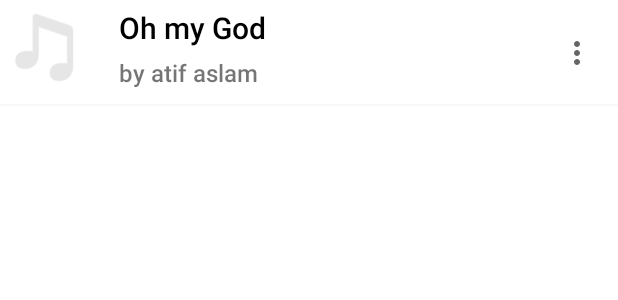
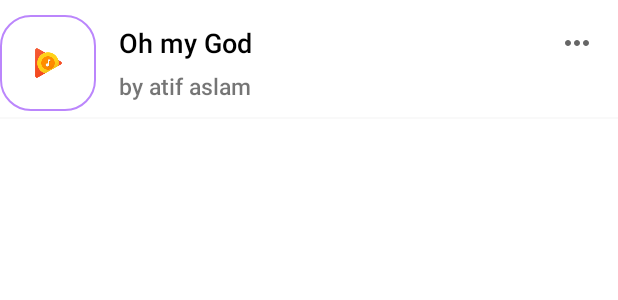
Before and after one commit to abdullahJubayer/Muxic, an Android app: the layout item_design_song_list.xml on its own in the app's theme, with its tools: preview values and no code run, on a phone screen of 412 x 824 dp. Shown: the top 300 px of the screen. Run offline under Robolectric (Android 15) with nearby library versions, the phone set to English and light mode, and no system bars.

Commit message:
work on 24/2/2022

```diff
--- a/app/src/main/java/com/noob/muxic/home_screen/view/Home/Adapter/AlbumListAdapter.kt
+++ b/app/src/main/java/com/noob/muxic/home_screen/view/Home/Adapter/AlbumListAdapter.kt
@@ -5,6 +5,7 @@ import android.view.View
 import android.view.ViewGroup
 import androidx.recyclerview.widget.RecyclerView
 import com.noob.muxic.R
+import kotlinx.android.synthetic.main.item_design_album_list.view.*
 
 class AlbumListAdapter (private val albumList:ArrayList<String>) : RecyclerView.Adapter<AlbumListAdapter.AlbumViewHolder>() {
 
@@ -15,8 +16,8 @@ class AlbumListAdapter (private val albumList:ArrayList<String>) : RecyclerView.
     }
 
     override fun onBindViewHolder(holder: AlbumViewHolder, position: Int) {
-        holder.itemView.song_name.text = songList[position].name
-        holder.itemView.artist_name.text = songList[position].artist
+        holder.itemView.album_name.text = albumList[position]
+        //holder.itemView.album_total_song.text = songList[position].artist
     }
 
     override fun getItemCount(): Int {
--- a/app/src/main/java/com/noob/muxic/home_screen/view_model/AlbumFragmentViewModel.kt
+++ b/app/src/main/java/com/noob/muxic/home_screen/view_model/AlbumFragmentViewModel.kt
@@ -11,7 +11,7 @@ class AlbumFragmentViewModel(application: Application) : AndroidViewModel(applic
     private val allAlbum: MutableLiveData<ArrayList<String>> = MutableLiveData<ArrayList<String>>()
     private val errorMessage: MutableLiveData<String> = MutableLiveData<String>()
 
-    fun getAllAudioList(): MutableLiveData<ArrayList<String>> {
+    fun getAllAlbumList(): MutableLiveData<ArrayList<String>> {
         albumFragmentDataModel.getAllAlbum(object : ResultListener<ArrayList<String>> {
             override fun onSuccess(data: ArrayList<String>) {
                 allAlbum.value=data
--- /dev/null
+++ b/app/src/main/res/drawable/do_image_round.xml
@@ -0,0 +1,7 @@
+<?xml version="1.0" encoding="utf-8"?>
+<shape xmlns:android="http://schemas.android.com/apk/res/android"
+    android:shape="rectangle"
+    >
+    <stroke android:width="1dp" android:color="@color/purple_200"/>
+    <corners android:radius="20dp"/>
+</shape>
--- a/app/src/main/res/drawable/ic_more.xml
+++ b/app/src/main/res/drawable/ic_more.xml
@@ -6,5 +6,5 @@
     android:tint="?attr/colorControlNormal">
   <path
       android:fillColor="@android:color/white"
-      android:pathData="M12,8c1.1,0 2,-0.9 2,-2s-0.9,-2 -2,-2 -2,0.9 -2,2 0.9,2 2,2zM12,10c-1.1,0 -2,0.9 -2,2s0.9,2 2,2 2,-0.9 2,-2 -0.9,-2 -2,-2zM12,16c-1.1,0 -2,0.9 -2,2s0.9,2 2,2 2,-0.9 2,-2 -0.9,-2 -2,-2z"/>
+      android:pathData="M6,10c-1.1,0 -2,0.9 -2,2s0.9,2 2,2 2,-0.9 2,-2 -0.9,-2 -2,-2zM18,10c-1.1,0 -2,0.9 -2,2s0.9,2 2,2 2,-0.9 2,-2 -0.9,-2 -2,-2zM12,10c-1.1,0 -2,0.9 -2,2s0.9,2 2,2 2,-0.9 2,-2 -0.9,-2 -2,-2z"/>
 </vector>
--- a/app/src/main/res/layout/item_design_song_list.xml
+++ b/app/src/main/res/layout/item_design_song_list.xml
@@ -4,7 +4,8 @@
         android:layout_width="match_parent"
         android:layout_height="wrap_content"
         xmlns:app="http://schemas.android.com/apk/res-auto"
->
+        android:layout_marginTop="10dp"
+        >
 
     <ImageView
             android:id="@+id/song_image"
@@ -16,15 +17,16 @@
             app:layout_constraintStart_toStartOf="parent"
             app:layout_constraintEnd_toStartOf="@id/song_name"
             app:layout_constraintTop_toTopOf="parent"
-            android:src="@drawable/default_art"
+            android:src="@drawable/ic_launcher"
             android:scaleType="fitCenter"
+            android:background="@drawable/do_image_round"
     />
     <TextView
             android:id="@+id/song_name"
             android:layout_width="0dp"
             android:layout_height="wrap_content"
             android:text="Oh my God"
-            android:textSize="20sp"
+            android:textSize="18sp"
             android:fontFamily="sans-serif-medium"
             android:textColor="@color/black"
             android:layout_marginStart="15dp"
@@ -41,7 +43,7 @@
             android:layout_width="0dp"
             android:layout_height="wrap_content"
             android:text="by atif aslam"
-            android:textSize="16sp"
+            android:textSize="15sp"
             android:fontFamily="sans-serif-medium"
             app:layout_constraintStart_toStartOf="@id/song_name"
             app:layout_constraintTop_toBottomOf="@id/song_name"
@@ -58,8 +60,8 @@
             android:maxWidth="76dp"
             android:maxHeight="76dp"
             app:layout_constraintEnd_toEndOf="parent"
-            app:layout_constraintTop_toTopOf="parent"
-            app:layout_constraintBottom_toBottomOf="parent"
+            app:layout_constraintTop_toTopOf="@id/song_name"
+            app:layout_constraintBottom_toBottomOf="@id/song_name"
             android:src="@drawable/ic_more"
             android:layout_marginEnd="15dp"
 
```
Also changed, not shown: app/src/main/java/com/noob/muxic/home_screen/view/Home/Adapter/SongListAdapter.kt (+13 -5 lines), app/src/main/java/com/noob/muxic/home_screen/view/Home/Album/AlbumFragment.kt (+17 -0 lines), app/src/main/res/layout/fragment_album.xml (+12 -9 lines), app/src/main/res/layout/item_design_album_list.xml (+50 -4 lines).
